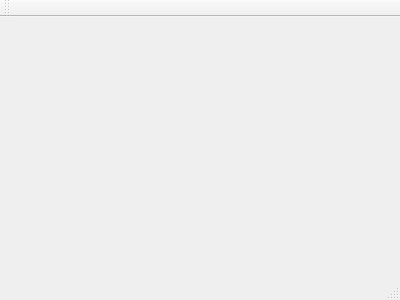
Above: mainwindow.ui from xiayongtao/LogCutter before the change. Below: the same form after it.
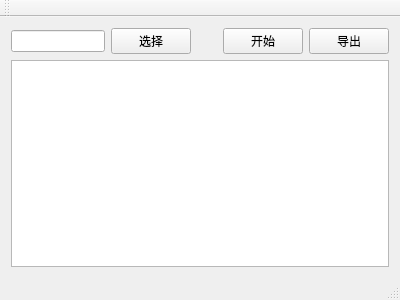
That is the form after the change.

Diff of the .ui file:
```diff
--- a/mainwindow.ui
+++ b/mainwindow.ui
@@ -12,13 +12,95 @@
   <property name="windowTitle" >
    <string>MainWindow</string>
   </property>
-  <widget class="QMenuBar" name="menuBar" />
-  <widget class="QToolBar" name="mainToolBar" />
-  <widget class="QWidget" name="centralWidget" />
-  <widget class="QStatusBar" name="statusBar" />
+  <widget class="QWidget" name="centralWidget">
+   <property name="sizePolicy">
+    <sizepolicy hsizetype="Preferred" vsizetype="Preferred">
+     <horstretch>0</horstretch>
+     <verstretch>0</verstretch>
+    </sizepolicy>
+   </property>
+   <layout class="QGridLayout" name="gridLayout">
+    <item row="0" column="0">
+     <layout class="QVBoxLayout" name="verticalLayout_2">
+      <item>
+       <layout class="QHBoxLayout" name="horizontalLayout_2">
+        <item>
+         <layout class="QHBoxLayout" name="horizontalLayout">
+          <item>
+           <widget class="QLineEdit" name="logFilePath"/>
+          </item>
+          <item>
+           <widget class="QPushButton" name="getPath">
+            <property name="text">
+             <string>选择</string>
+            </property>
+           </widget>
+          </item>
+          <item>
+           <spacer name="horizontalSpacer">
+            <property name="orientation">
+             <enum>Qt::Horizontal</enum>
+            </property>
+            <property name="sizeHint" stdset="0">
+             <size>
+              <width>40</width>
+              <height>20</height>
+             </size>
+            </property>
+           </spacer>
+          </item>
+         </layout>
+        </item>
+        <item>
+         <layout class="QHBoxLayout" name="horizontalLayout_3">
+          <item>
+           <widget class="QPushButton" name="startAnalyse">
+            <property name="text">
+             <string>开始</string>
+            </property>
+           </widget>
+          </item>
+          <item>
+           <widget class="QPushButton" name="exportMsg">
+            <property name="text">
+             <string>导出</string>
+            </property>
+           </widget>
+          </item>
+         </layout>
+        </item>
+       </layout>
+      </item>
+      <item>
+       <widget class="QTextEdit" name="MsgOutput"/>
+      </item>
+     </layout>
+    </item>
+   </layout>
+   <zorder></zorder>
+   <zorder>exportMsg</zorder>
+  </widget>
+  <widget class="QMenuBar" name="menuBar">
+   <property name="geometry">
+    <rect>
+     <x>0</x>
+     <y>0</y>
+     <width>400</width>
+     <height>23</height>
+    </rect>
+   </property>
+  </widget>
+  <widget class="QToolBar" name="mainToolBar">
+   <attribute name="toolBarArea">
+    <enum>TopToolBarArea</enum>
+   </attribute>
+   <attribute name="toolBarBreak">
+    <bool>false</bool>
+   </attribute>
+  </widget>
+  <widget class="QStatusBar" name="statusBar"/>
  </widget>
- <layoutDefault spacing="6" margin="11" />
- <pixmapfunction></pixmapfunction>
+ <layoutdefault spacing="6" margin="11"/>
  <resources/>
  <connections/>
 </ui>
```
Left out of the diff: 7 changed lines with no effect on the pictures.
